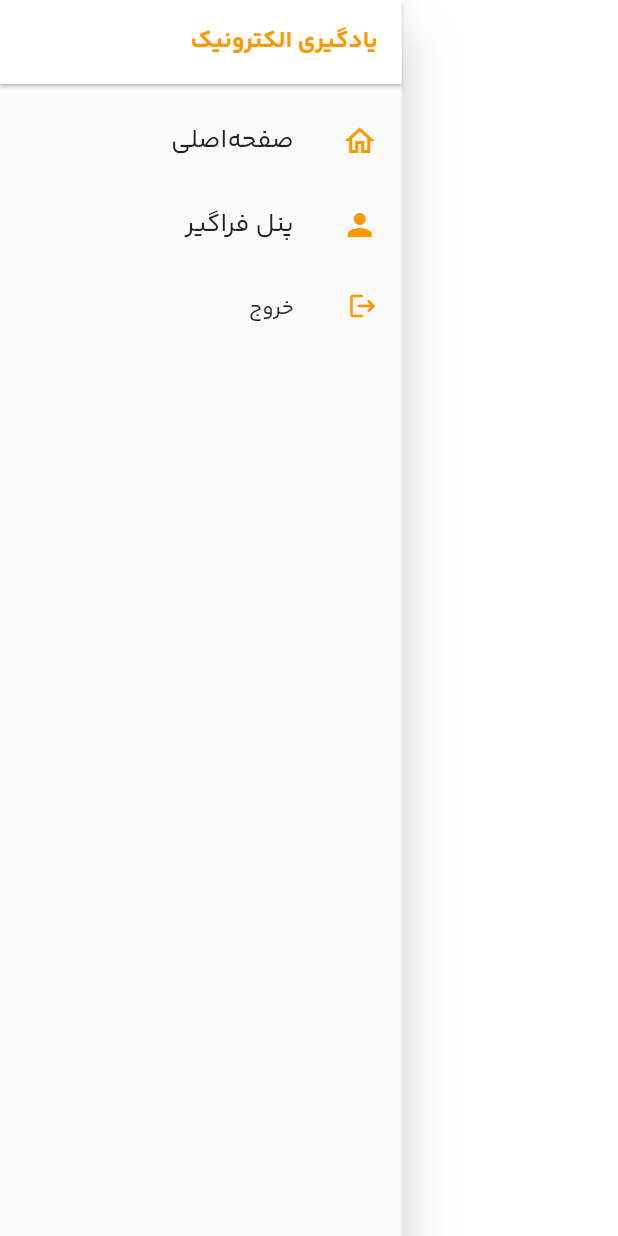
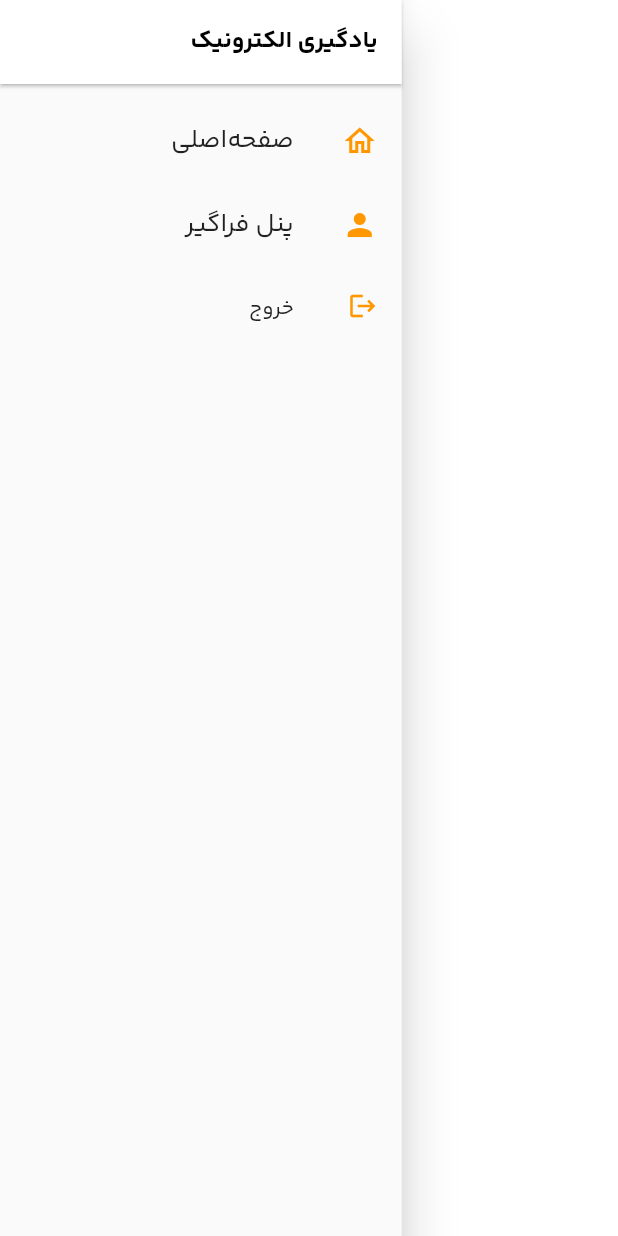
Before and after one commit to SinaHajipooor/LMS, a Flutter app: the TeacherPanelDrawer widget shown alone on an empty page, opened directly, on a phone screen of 412 x 824 dp. Run offline on Flutter 3.47's test engine with Material 2 defaults, Android fonts, the phone set to English and light mode, and no system bars; our stand-ins replace awesome_dialog, carousel_slider, circular_countdown_timer, file_picker, fl_chart, flutter_rating_bar and 5 more; missing offline and left inert: persian_datetime_picker; accounts and stored records are empty; network calls fail.

Commit message:
chnage teacher theme style

```diff
--- a/lib/navigation/app_drawer.dart
+++ b/lib/navigation/app_drawer.dart
@@ -46,7 +46,7 @@ class _AppDrawerState extends State<AppDrawer> {
           AppBar(
             elevation: 1,
             backgroundColor: Colors.white,
-            title: const Text('یادگیری الکترونیک', style: TextStyle(color: Colors.blue, fontSize: 16)),
+            title: const Text('یادگیری الکترونیک', style: TextStyle(color: Colors.black, fontSize: 16)),
             automaticallyImplyLeading: false,
           ),
           const SizedBox(height: 10),
--- a/lib/navigation/teacher_panel_drawer.dart
+++ b/lib/navigation/teacher_panel_drawer.dart
@@ -46,7 +46,7 @@ class _TeacherPanelDrawerState extends State<TeacherPanelDrawer> {
           AppBar(
             elevation: 1,
             backgroundColor: Colors.white,
-            title: const Text('یادگیری الکترونیک', style: TextStyle(color: Colors.orange, fontSize: 16)),
+            title: const Text('یادگیری الکترونیک', style: TextStyle(color: Colors.black, fontSize: 16)),
             automaticallyImplyLeading: false,
           ),
           const SizedBox(height: 10),
```
